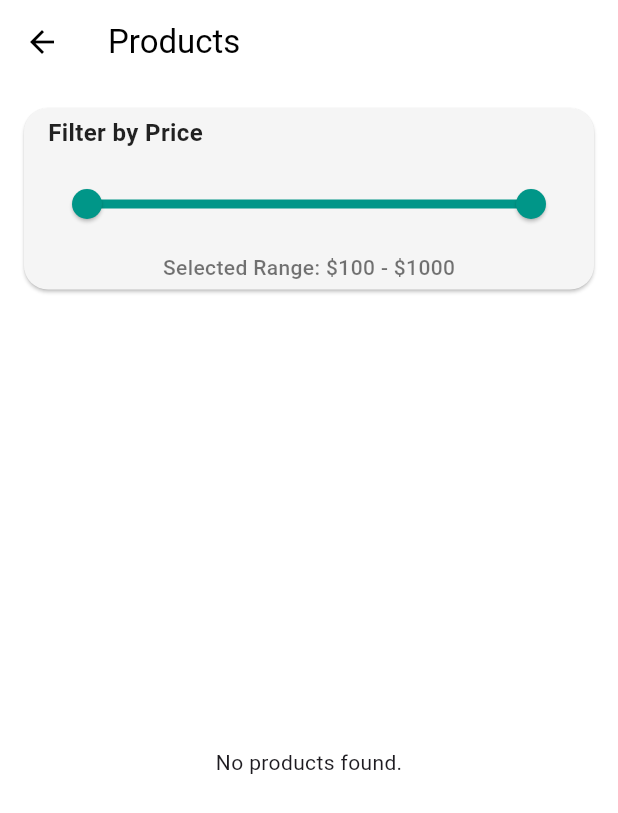
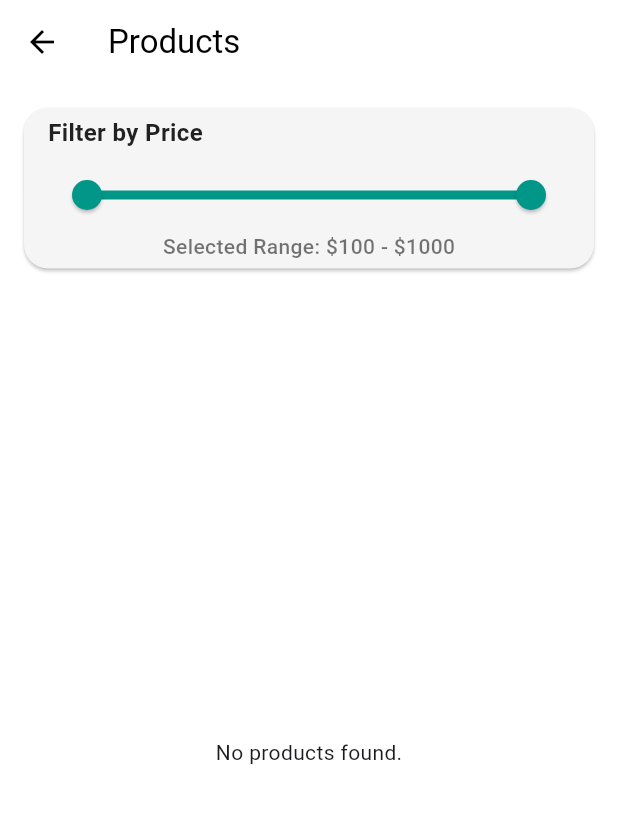
Before and after one commit to moaaz313/test-product, a Flutter app: the screen it shows after launch, on a phone screen of 412 x 824 dp. Shown: the top 813 px of the screen. Run offline on Flutter 3.47's test engine with Material 3 defaults, Android fonts, the light colour scheme and no system bars; our stand-ins replace cloud_firestore, firebase_core, flutter_bloc, shimmer; accounts and stored records are empty.

Commit message:
refactor: clean up code by removing unused imports and comments style: adjust spacing in PriceSlider widget

```diff
--- a/lib/features/products/data/repo/product_repo.dart
+++ b/lib/features/products/data/repo/product_repo.dart
@@ -1,5 +1,4 @@
 import 'package:cloud_firestore/cloud_firestore.dart';
-import 'package:firebase_core/firebase_core.dart';
 import 'package:test_product/features/products/data/model/product_model.dart';
 
 class ProductRepo {
@@ -11,8 +10,6 @@ class ProductRepo {
   Future<List<ProductModel>> getAllProducts() async {
     try {
       final querySnapshot = await _firestore.collection('products').get();
-      print("📦 Fetched docs: ${querySnapshot.docs.length}"); // أضف السطر ده مؤقتًا
-      print("📛 Current Firebase Project ID: ${Firebase.app().options.projectId}");
 
       return querySnapshot.docs
           .map((doc) => ProductModel.fromMap(doc.data()))
@@ -22,7 +19,6 @@ class ProductRepo {
     }
   }
 
-  // Get Products in price range
   Future<List<ProductModel>> getProductsInRange(
     int minPrice,
     int maxPrice,
--- a/lib/features/products/logic/cubit/product_cubit.dart
+++ b/lib/features/products/logic/cubit/product_cubit.dart
@@ -17,7 +17,6 @@ class ProductCubit extends Cubit<ProductState> {
     }
   }
 
-  // Fetch products by price range
   Future<void> filterProductsByRange(int minPrice, int maxPrice) async {
     emit(ProductLoading());
     try {
--- a/lib/features/products/ui/widgets/price_slider.dart
+++ b/lib/features/products/ui/widgets/price_slider.dart
@@ -50,7 +50,7 @@ class _PriceSliderState extends State<PriceSlider> {
                 color: Colors.black87,
               ),
             ),
-            const SizedBox(height: 12),
+            const SizedBox(height: 6),
             RangeSlider(
               values: _values,
               min: widget.min,
@@ -69,7 +69,6 @@ class _PriceSliderState extends State<PriceSlider> {
                 widget.onChanged(newRange);
               },
             ),
-            const SizedBox(height: 8),
             Center(
               child: Text(
                 'Selected Range: \$${_values.start.toStringAsFixed(0)} - \$${_values.end.toStringAsFixed(0)}',
--- a/lib/features/products/ui/widgets/product_item.dart
+++ b/lib/features/products/ui/widgets/product_item.dart
@@ -35,6 +35,7 @@ class ProductItem extends StatelessWidget {
                     return Shimmer.fromColors(
                       baseColor: Colors.grey.shade300,
                       highlightColor: Colors.grey.shade200,
+
 
                       child: Container(color: Colors.white),
                     );
```
